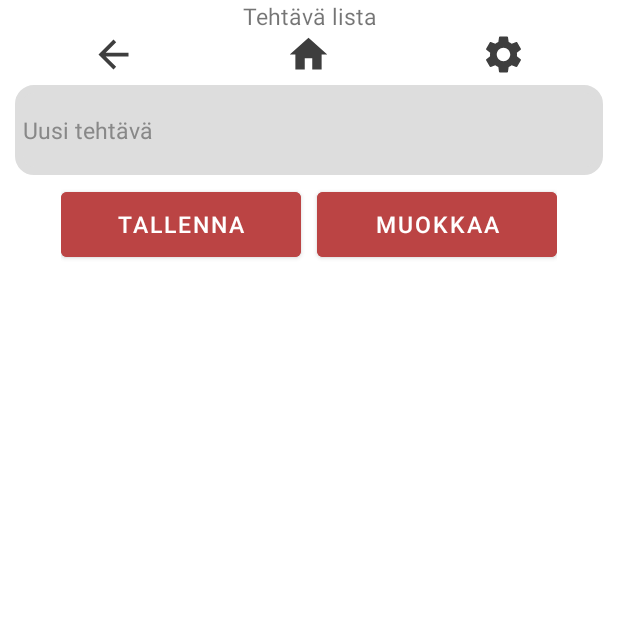
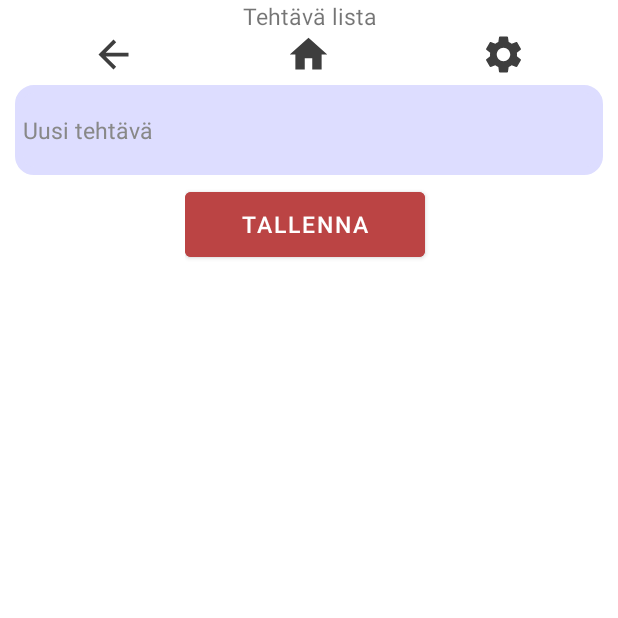
Before and after one commit to duriel666/HyvinVointiAppsi, an Android app: the MainTehtavalista screen opened directly, with no data from a screen before it, after a tap on "TALLENNA", on a phone screen of 412 x 824 dp, the top half of it. Run offline under Robolectric (Android 15) with nearby library versions, the phone set to English and light mode, and no system bars; 5 statements that could not run were skipped.

```diff
--- a/app/src/main/java/mobiili/projekti/EditPaivakirja.java
+++ b/app/src/main/java/mobiili/projekti/EditPaivakirja.java
@@ -29,7 +29,6 @@ public class EditPaivakirja extends AppCompatActivity {
     ImageButton takaisin, koti, asetukset;
     int numero = 0, numero2 = 0, index = 0, index2 = 0, pknum = 0, poisto = 0;
     List boxilista = new ArrayList();
-    TextView testi;
 
     @Override
     protected void onCreate(Bundle savedInstanceState) {
--- a/app/src/main/java/mobiili/projekti/MainTehtavalista.java
+++ b/app/src/main/java/mobiili/projekti/MainTehtavalista.java
@@ -29,10 +29,11 @@ import java.util.Objects;
 public class MainTehtavalista extends AppCompatActivity {
 
     ImageButton takaisin, koti, asetukset;
-    int tnum = 0, numero = 0, index2 = 0, numero2 = 0, tehty = 0;
+    int tnum = 0, numero = 0, index2 = 0, numero2 = 0, tehty = 0, muokkaa = 0;
     List boxilista = new ArrayList();
     Button tallenna;
     EditText tehtava;
+    String tehtavam, aika;
 
     @Override
     protected void onCreate(Bundle savedInstanceState) {
@@ -77,56 +78,50 @@ public class MainTehtavalista extends AppCompatActivity {
                 boxilista.add(numero2);
                 if (Integer.parseInt(tehtavalista.get(tnum + 3)) == 1) {
                     p[numero].setBackgroundColor(Color.DKGRAY);
-
+                    p[numero].setChecked(true);
                 } else {
                     p[numero].setBackgroundColor(Color.LTGRAY);
+                    p[numero].setChecked(false);
                 }
                 tnum -= 4;
                 numero += 1;
                 laskuri += 1;
             }
         }
+
         tallenna = findViewById(R.id.tallennaTehtava);
-        tallenna.setOnClickListener(v ->
-        {
-            int index2 = tehtavalista.size();
+        numero = 1;
+        tallenna.setOnClickListener(v -> {
+            for (int i = 0; i < index2; i++) {
+                if (p[numero].isChecked()) {
+                    muokkaa = (int) boxilista.get(numero - 1);
+                    tehty = 1;
+                    DB.muokkaaTehtavalista(tunnus, muokkaa, tehty);
+                } else {
+                    muokkaa = (int) boxilista.get(numero - 1);
+                    tehty = 0;
+                    DB.muokkaaTehtavalista(tunnus, muokkaa, tehty);
+                }
+                numero += 1;
+            }
             if (index2 > 0) {
                 numero = Integer.parseInt(tehtavalista.get(index - 3)) + 1;
             } else {
                 numero = 1;
             }
             if (tehtava.getText().toString().equals("")) {
-                Toast.makeText(this, "Merkintä tyhjä", Toast.LENGTH_SHORT).show();
+                Toast.makeText(this, "Tallennettu", Toast.LENGTH_SHORT).show();
             } else {
                 DB.addTehtavalista(tunnus, numero, tehtava.getText().toString(), tehty);
-                Intent intent = new Intent(this, MainTehtavalista.class);
-                intent.putExtra("tunnus", tunnus);
-                startActivity(intent);
-                Toast.makeText(this, "Tehtävä lisätty!", Toast.LENGTH_SHORT).show();
-                overridePendingTransition(
-                        R.anim.f_in, R.anim.f_out
-                );
             }
+            Intent intent = new Intent(this, MainTehtavalista.class);
+            intent.putExtra("tunnus", tunnus);
+            startActivity(intent);
+            Toast.makeText(this, "Tehtävä lisätty ja tallennettu", Toast.LENGTH_SHORT).show();
+            overridePendingTransition(
+                    R.anim.f_in, R.anim.f_out
+            );
         });
-
-        /*testi = findViewById(R.id.otsikkoEdittehtavalista);
-        poista = findViewById(R.id.poistatehtavalista);
-        numero = 1;
-        poista.setOnClickListener(v -> {
-            for (int i = 0; i < index2; i++) {
-                if (p[numero].isChecked()) {
-                    poisto = (int) boxilista.get(numero - 1);
-                    DB.deletetehtavalista(tunnus, poisto);
-                    Intent intent = new Intent(this, Edittehtavalista.class);
-                    intent.putExtra("tunnus", tunnus);
-                    startActivity(intent);
-                    overridePendingTransition(
-                            R.anim.f_in, R.anim.f_out
-                    );
-                }
-                numero += 1;
-            }
-        });*/
 
         takaisin = findViewById(R.id.takaisin);
         takaisin.setOnClickListener(v -> {
--- a/app/src/main/res/drawable/kulmat.xml
+++ b/app/src/main/res/drawable/kulmat.xml
@@ -2,9 +2,9 @@
 <shape xmlns:android="http://schemas.android.com/apk/res/android" >
     <stroke
         android:width="5dp"
-        android:color="@color/vharmaa" />
+        android:color="@color/vsininen" />
 
-    <solid android:color="@color/vharmaa" />
+    <solid android:color="@color/vsininen" />
 
     <padding
         android:left="1dp"
--- a/app/src/main/res/drawable/kulmat_y.xml
+++ b/app/src/main/res/drawable/kulmat_y.xml
@@ -2,9 +2,9 @@
 <shape xmlns:android="http://schemas.android.com/apk/res/android" >
     <stroke
         android:width="5dp"
-        android:color="@color/harmaa" />
+        android:color="@color/vsininen" />
 
-    <solid android:color="@color/vharmaa" />
+    <solid android:color="@color/vsininen" />
 
     <padding
         android:left="1dp"
--- a/app/src/main/res/layout/activity_main_tehtavalista.xml
+++ b/app/src/main/res/layout/activity_main_tehtavalista.xml
@@ -101,15 +101,6 @@
                 android:text="@string/tallenna1"
                 android:textSize="15sp" />
 
-            <Button
-                android:id="@+id/editTehtava"
-                android:layout_width="160dp"
-                android:layout_height="55dp"
-                android:layout_marginStart="5dp"
-                android:layout_marginTop="5dp"
-                android:backgroundTint="@color/napit"
-                android:text="@string/edit1"
-                android:textSize="15sp" />
         </LinearLayout>
 
         <ScrollView
```
Also changed, not shown: app/src/main/java/mobiili/projekti/DataBase.java (+10 -0 lines).
